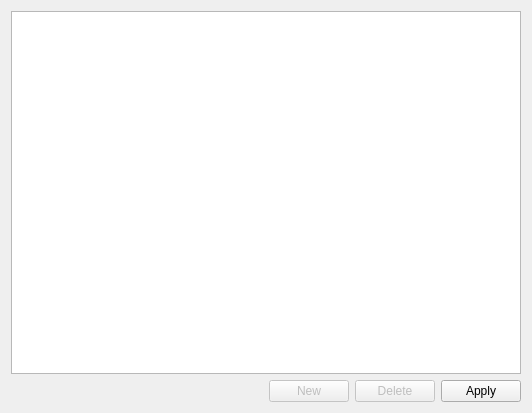
This is v2/branches/dev/plugins/debugger/GNUDebugger2/src/ui/UIManageParsingFile.ui in testmana2/mks as Qt 5 draws it before an edit. The edited form follows.
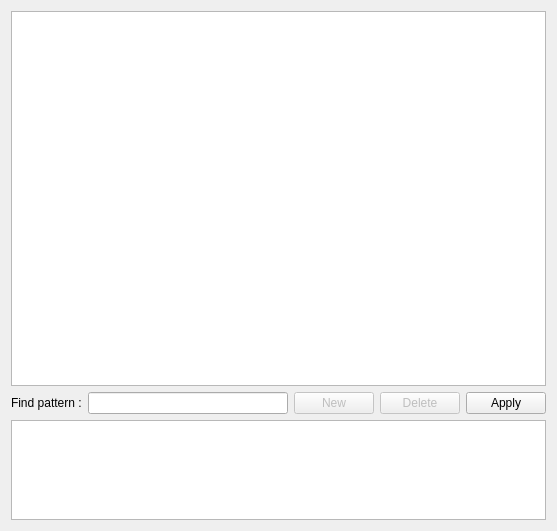
This is the edited form.

The edit to the form file:
```diff
--- a/v2/branches/dev/plugins/debugger/GNUDebugger2/src/ui/UIManageParsingFile.ui
+++ b/v2/branches/dev/plugins/debugger/GNUDebugger2/src/ui/UIManageParsingFile.ui
@@ -5,31 +5,35 @@
    <rect>
     <x>0</x>
     <y>0</y>
-    <width>532</width>
-    <height>413</height>
+    <width>556</width>
+    <height>531</height>
    </rect>
   </property>
   <property name="windowTitle" >
    <string>Manage Parsing File</string>
   </property>
   <layout class="QGridLayout" name="gridLayout" >
-   <item row="0" column="0" colspan="4" >
+   <item row="0" column="0" colspan="5" >
     <widget class="QTreeView" name="treeView" />
    </item>
    <item row="1" column="0" >
-    <spacer name="horizontalSpacer" >
-     <property name="orientation" >
-      <enum>Qt::Horizontal</enum>
+    <widget class="QLabel" name="label" >
+     <property name="text" >
+      <string>Find pattern :</string>
      </property>
-     <property name="sizeHint" stdset="0" >
-      <size>
-       <width>262</width>
-       <height>20</height>
-      </size>
-     </property>
-    </spacer>
+    </widget>
    </item>
    <item row="1" column="1" >
+    <widget class="QLineEdit" name="lineEdit" >
+     <property name="minimumSize" >
+      <size>
+       <width>200</width>
+       <height>0</height>
+      </size>
+     </property>
+    </widget>
+   </item>
+   <item row="1" column="2" >
     <widget class="QPushButton" name="bNew" >
      <property name="enabled" >
       <bool>false</bool>
@@ -39,7 +43,7 @@
      </property>
     </widget>
    </item>
-   <item row="1" column="2" >
+   <item row="1" column="3" >
     <widget class="QPushButton" name="bDelete" >
      <property name="enabled" >
       <bool>false</bool>
@@ -49,13 +53,23 @@
      </property>
     </widget>
    </item>
-   <item row="1" column="3" >
+   <item row="1" column="4" >
     <widget class="QPushButton" name="bSave" >
      <property name="text" >
       <string>Apply</string>
      </property>
     </widget>
    </item>
+   <item row="2" column="0" colspan="5" >
+    <widget class="QTextEdit" name="textEdit" >
+     <property name="maximumSize" >
+      <size>
+       <width>16777215</width>
+       <height>100</height>
+      </size>
+     </property>
+    </widget>
+   </item>
   </layout>
  </widget>
  <resources/>
```
